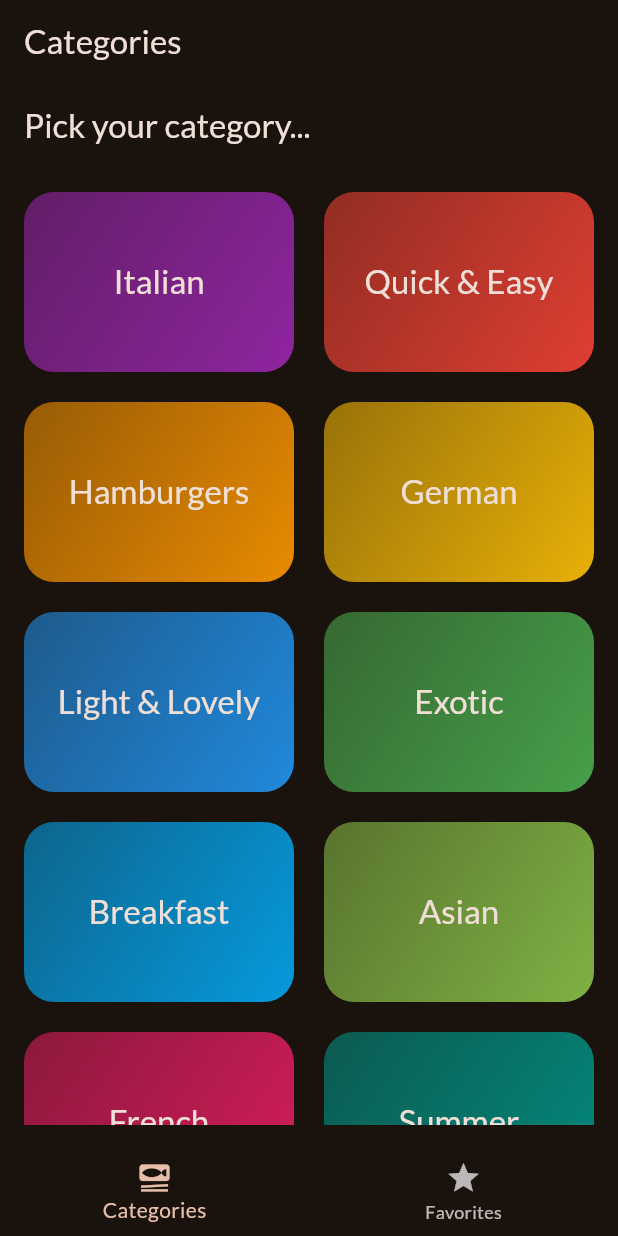
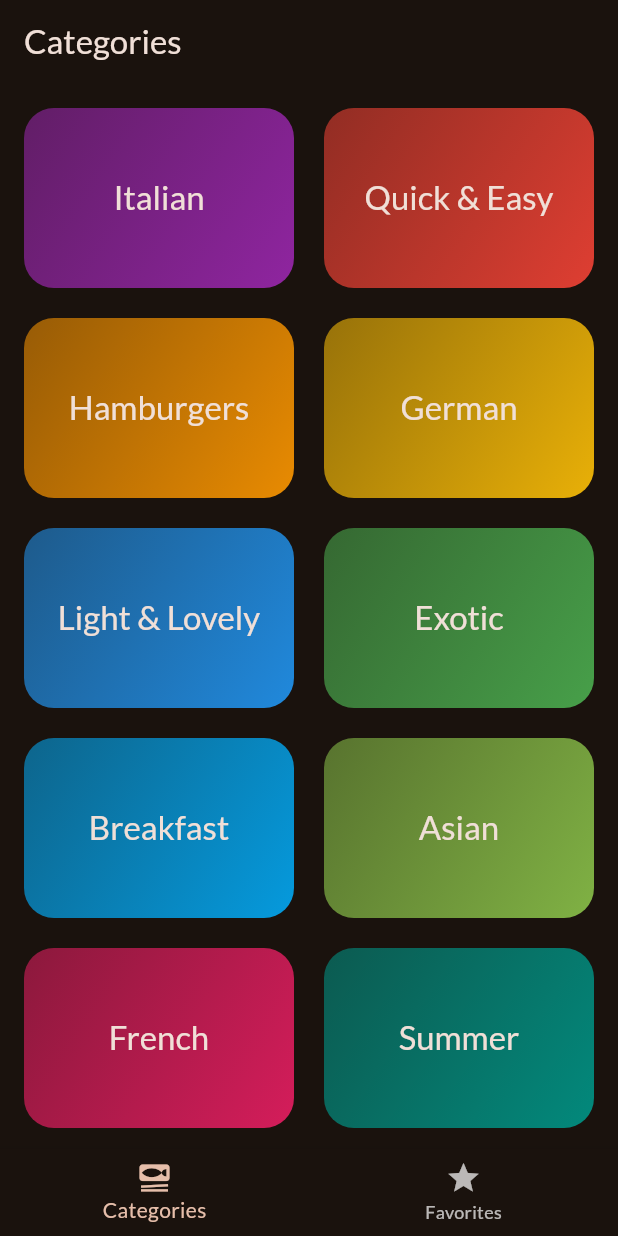
Before and after one commit to Manojkumar-123/flutter, a Flutter app: the screen it shows after launch, on a phone screen of 412 x 824 dp. Run offline on Flutter 3.47's test engine with Material 2 defaults, Android fonts, the phone set to English and light mode, and no system bars; our stand-ins replace google_fonts, transparent_image.

Commit message:
Oct 6 MAC

```diff
--- a/meals/lib/screens/categories.dart
+++ b/meals/lib/screens/categories.dart
@@ -20,13 +20,8 @@ class CategoriesScreen extends StatelessWidget {
 
   @override
   Widget build(BuildContext context) {
-    return Scaffold(
-      appBar: AppBar(
-        title: const Text("Pick your category..."),
-      ),
-      body: Padding(
+    return (GridView(
       padding: const EdgeInsets.all(16),
-        child: GridView(
       gridDelegate: const SliverGridDelegateWithFixedCrossAxisCount(
           crossAxisCount: 2,
           childAspectRatio: 3 / 2,
@@ -39,8 +34,6 @@ class CategoriesScreen extends StatelessWidget {
             onSelectCategory: () => _selectCategory(context, category),
           )
       ],
-        ),
-      ),
-    );
+    ));
   }
 }
--- a/meals/lib/screens/tabs.dart
+++ b/meals/lib/screens/tabs.dart
@@ -26,7 +26,7 @@ class _TabsScreenState extends State<TabsScreen> {
 
     if (selectedPageIndex == 1) {
       activePage = const MealsScreen(title: "Favo Meals", meals: dummyMeals);
-      activePageTitle = 'Favo';
+      activePageTitle = 'Favorites';
     }
 
     return Scaffold(
```
Also changed, not shown: meals/lib/screens/meals.dart (+11 -1 lines), meals/lib/widgets/meal_item.dart (+7 -6 lines). Lines whose indentation alone changed are shown as unchanged.
